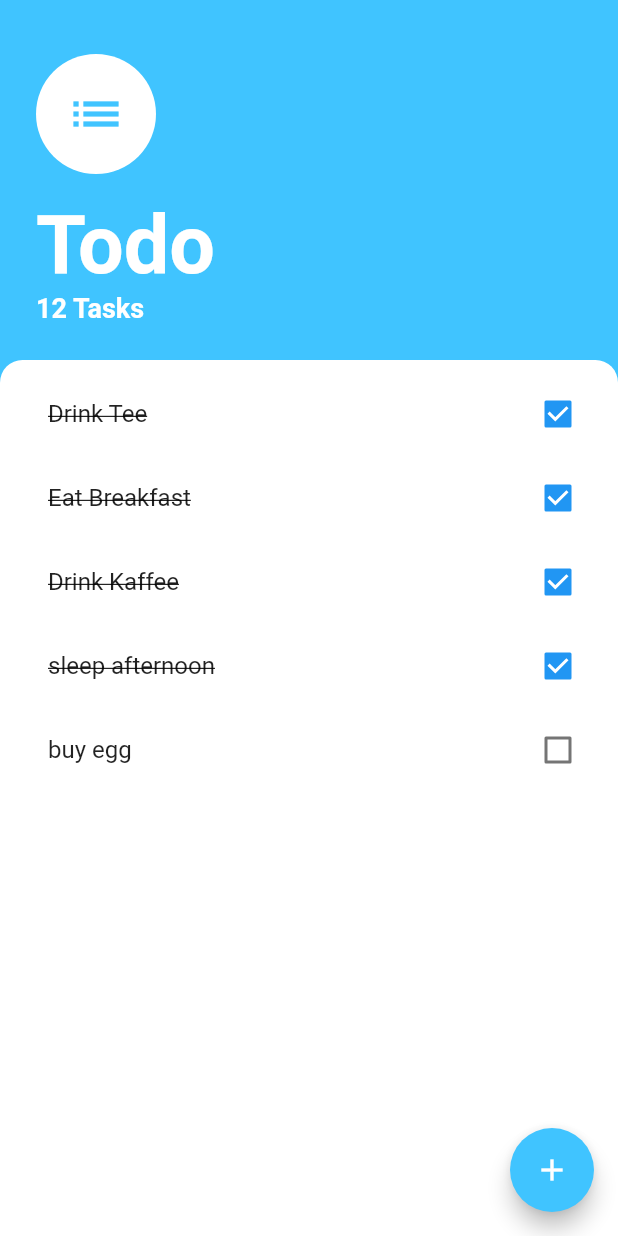
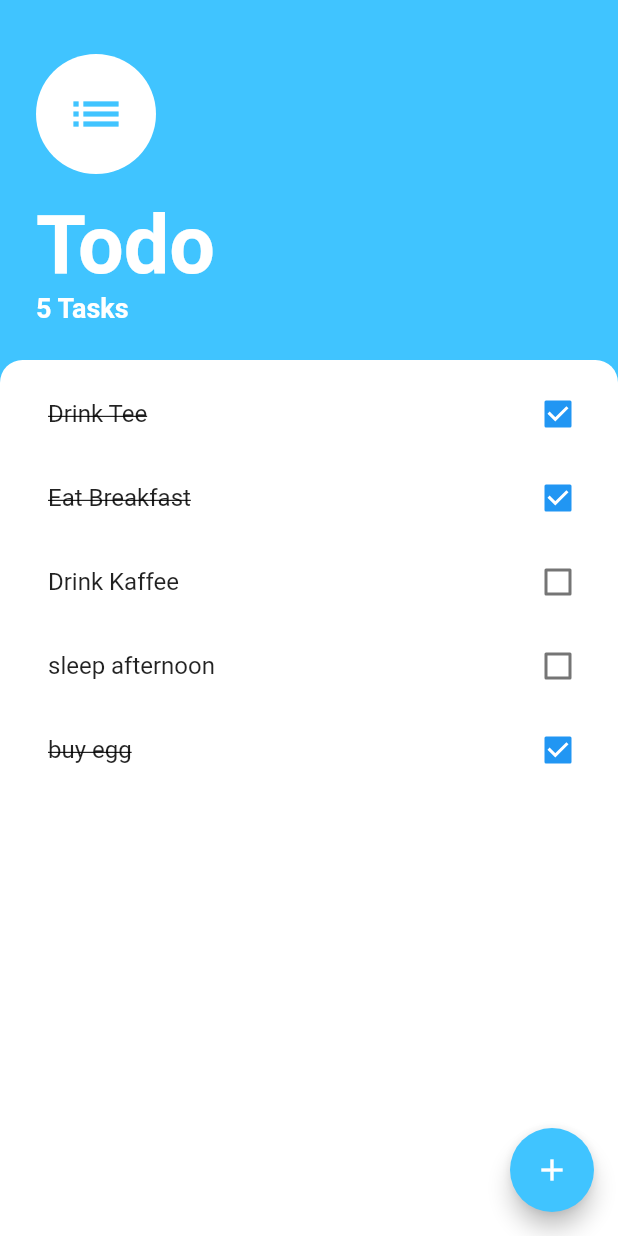
Before and after one commit to zakiabuqaoud/to_do_list, a Flutter app: the screen it shows after launch, on a phone screen of 412 x 824 dp. Run offline on Flutter 3.47's test engine with Material 2 defaults, Android fonts, the phone set to English and light mode, and no system bars.

Commit message:
provider add and delete task

```diff
--- /dev/null
+++ b/lib/my_providers/task_provider.dart
@@ -0,0 +1,40 @@
+
+//import from flutter
+import 'package:flutter/material.dart';
+
+//import my files
+import '../model/task.dart';
+
+class TaskProvider with ChangeNotifier{
+
+  final List<Task> listOfTask = [
+    const Task(title: "Drink Tee", isDone: true),
+    const Task(title: "Eat Breakfast", isDone: true),
+    const Task(title: "Drink Kaffee", isDone: false),
+    const Task(title: "sleep afternoon", isDone: false),
+    const Task(title: "buy egg", isDone: true),
+  ];
+
+  //Add Task Method
+  void addTask(Task task){
+    listOfTask.add(Task(title: task.title, isDone: task.isDone),);
+    notifyListeners();
+  }
+
+  //Edit Task Method
+  void editCheckButton(index, bool isDone){
+    listOfTask[index] = Task(
+      title: listOfTask[index].title,
+      isDone: isDone,
+    );
+    notifyListeners();
+
+  }
+
+  //Delete Task Method
+  void deleteTask(int index){
+    listOfTask.removeAt(index);
+    notifyListeners();
+  }
+
+}
--- a/lib/screens/to_do_home_page.dart
+++ b/lib/screens/to_do_home_page.dart
@@ -1,18 +1,16 @@
+
+//import from flutter
 import 'package:flutter/material.dart';
+
+//import from External Libraries
+import 'package:provider/provider.dart';
+
+//import my files
+import 'package:todo_zaki/my_providers/task_provider.dart';
 import 'package:todo_zaki/widgets/add_task_modal.dart';
 
-import '../model/task.dart';
-
 class ToDoHomeScreen extends StatelessWidget {
-  ToDoHomeScreen({Key? key}) : super(key: key);
-
-  final List<Task> listOfTask = [
-    const Task(title: "Drink Tee", isDone: true),
-    const Task(title: "Eat Breakfast", isDone: true),
-    const Task(title: "Drink Kaffee", isDone: true),
-    const Task(title: "sleep afternoon", isDone: true),
-    const Task(title: "buy egg", isDone: false),
-  ];
+  const ToDoHomeScreen({Key? key}) : super(key: key);
 
   goToModal(context){
     showModalBottomSheet(context: context, builder: (_) => AddTaskModal());
@@ -20,21 +18,22 @@ class ToDoHomeScreen extends StatelessWidget {
 
   @override
   Widget build(BuildContext context) {
+    var listOfTask = context.watch<TaskProvider>().listOfTask;
     return Scaffold(
       backgroundColor: Colors.lightBlueAccent,
       body: SafeArea(
         child: Column(
           crossAxisAlignment: CrossAxisAlignment.start,
           children: [
-            const Padding(
-              padding: EdgeInsets.symmetric(vertical: 24.0, horizontal: 24.0),
+             Padding(
+              padding: const EdgeInsets.symmetric(vertical: 24.0, horizontal: 24.0),
               child: Column(
                 crossAxisAlignment: CrossAxisAlignment.start,
                 children: [
-                  SizedBox(
+                  const SizedBox(
                     height: 12,
                   ),
-                  CircleAvatar(
+                  const CircleAvatar(
                     backgroundColor: Colors.white,
                     radius: 40,
                     child: Icon(
@@ -43,10 +42,10 @@ class ToDoHomeScreen extends StatelessWidget {
                       size: 40,
                     ),
                   ),
-                  SizedBox(
+                  const SizedBox(
                     height: 16,
                   ),
-                  Text(
+                  const Text(
                     "Todo",
                     style: TextStyle(
                         fontSize: 54,
@@ -54,8 +53,8 @@ class ToDoHomeScreen extends StatelessWidget {
                         color: Colors.white),
                   ),
                   Text(
-                    "12 Tasks",
-                    style: TextStyle(
+                    "${listOfTask.length} Tasks",
+                    style: const TextStyle(
                         fontSize: 18,
                         fontWeight: FontWeight.bold,
                         color: Colors.white),
@@ -81,6 +80,10 @@ class ToDoHomeScreen extends StatelessWidget {
                         padding: const EdgeInsets.only(
                           left: 16.0,
                         ),
+                        child: GestureDetector(
+                          onLongPress:(){
+                            Provider.of<TaskProvider>(context, listen: false).deleteTask(index);
+                          },
                           child: ListTile(
                             title: Text(
                               listOfTask[index].title, style: listOfTask[index].isDone ? const TextStyle(decoration: TextDecoration.lineThrough) : null,
@@ -88,6 +91,7 @@ class ToDoHomeScreen extends StatelessWidget {
                             trailing: Checkbox(
                               value: listOfTask[index].isDone,
                               onChanged: (value) {},
+                            ),
                           ),
                         ),
                       );
--- a/pubspec.yaml
+++ b/pubspec.yaml
@@ -11,6 +11,7 @@ dependencies:
     sdk: flutter
 
   cupertino_icons: ^1.0.2
+  provider: ^6.0.5
 
 dev_dependencies:
   flutter_test:
```
Also changed, not shown: lib/main.dart (+12 -1 lines), lib/widgets/add_task_modal.dart (+21 -2 lines), pubspec.lock. Lines whose indentation alone changed are shown as unchanged.
